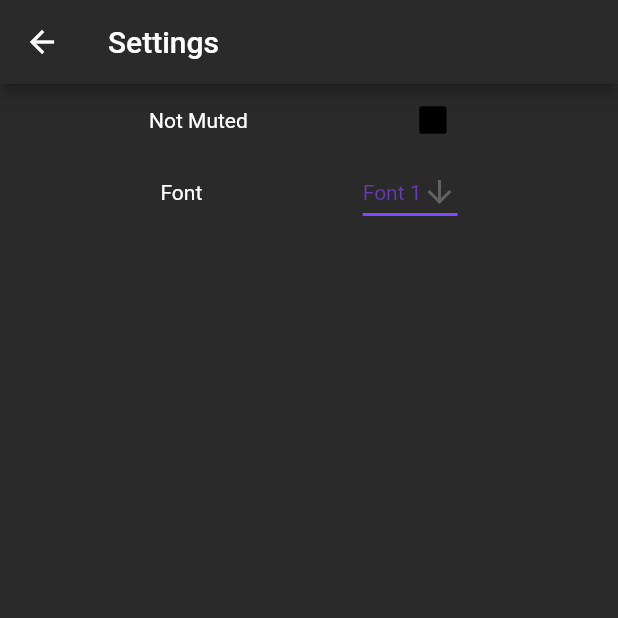
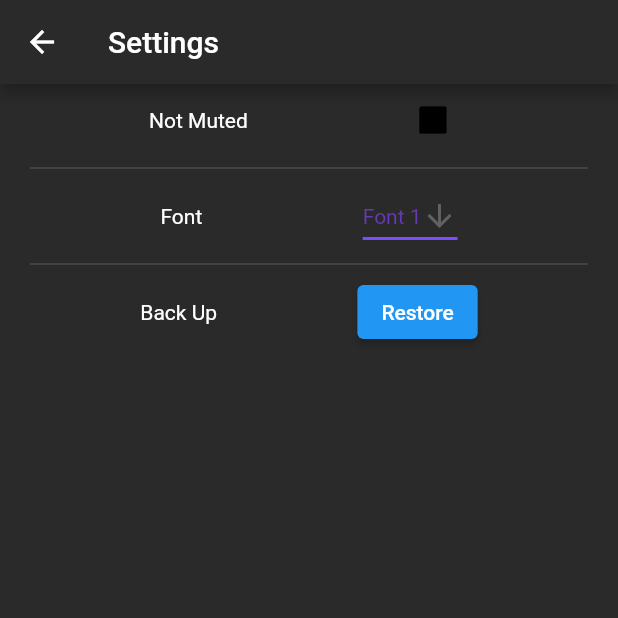
Before and after one commit to Hanssel36/KanaVocab, a Flutter app: the screen it shows after launch, after a tap on "Hiragana き", after a tap on the "settings" icon, on a phone screen of 412 x 824 dp, the top half of it. Run offline on Flutter 3.47's test engine with Material 2 defaults, Android fonts, the phone set to English and light mode, and no system bars; our stand-ins replace flutter_riverpod, go_router, hive, hive_flutter, permission_handler, tuple; accounts and stored records are empty.

Commit message:
backUpFeature

```diff
--- a/lib/data/flashcardDB.dart
+++ b/lib/data/flashcardDB.dart
@@ -1,3 +1,4 @@
+import 'dart:convert';
 import 'package:hirikana/models/flashcardmodel.dart';
 import 'package:hive/hive.dart';
 import 'package:tuple/tuple.dart';
@@ -9,14 +10,15 @@ class FlashCardsDB {
 
   final _myBox = Hive.box('myBox');
 
-  // Load the data from the database
   void loadData() {
     Map<dynamic, dynamic> dataFromHive = _myBox.get("FLASHCARD");
 
     if (dataFromHive != null) {
       // Convert Tuple2Adapter keys back to Tuple2 and cast the types
       dataFromHive.forEach((key, value) {
-        viewcardsDB[(key as Tuple2Adapter).toTuple()] =
+        String jsonString = json.encode(key);
+        Map<String, dynamic> jsonMap = json.decode(jsonString);
+        viewcardsDB[Tuple2Adapter.fromJson(jsonMap).toTuple()] =
             value.cast<FlashcardModel>();
       });
     }
--- a/lib/screens/settings.dart
+++ b/lib/screens/settings.dart
@@ -2,7 +2,7 @@ import 'package:flutter/material.dart';
 import 'package:go_router/go_router.dart';
 import 'package:hirikana/utils/colors.dart';
 import '../../my_route.dart';
-
+import 'package:hirikana/services/hive_backup.dart';
 // class SettingsScreen extends StatelessWidget {
 //   const SettingsScreen({super.key});
 
@@ -32,9 +32,35 @@ class SettingsScreen extends StatelessWidget {
             icon: const Icon(Icons.arrow_back),
           ),
         ),
-        body: Column(children: const [
+        body: Column(children: [
           MuteBox(),
+          Divider(
+            thickness: 0.5,
+            indent: 20,
+            endIndent: 20,
+            color: Colors.white30,
+          ),
           FontSelector(),
+          Divider(
+            thickness: 0.5,
+            indent: 20,
+            endIndent: 20,
+            color: Colors.white30,
+          ),
+          Row(
+            mainAxisAlignment: MainAxisAlignment.spaceEvenly,
+            children: [
+              Text(
+                "Back Up",
+                style: TextStyle(color: Colors.white),
+              ),
+              ElevatedButton(
+                  onPressed: () async {
+                    await restoreHiveBox('myBox');
+                  },
+                  child: Text("Restore"))
+            ],
+          )
         ]),
       ),
     );
--- a/pubspec.yaml
+++ b/pubspec.yaml
@@ -42,6 +42,7 @@ dependencies:
   sqflite: ^2.2.6
   flutter_launcher_icons: ^0.12.0
   hive: ^2.2.3
+  permission_handler: ^10.2.0
 
 dev_dependencies:
   flutter_test:
```
Also changed, not shown: lib/models/flashcardmodel.dart (+22 -0 lines), lib/models/tuple2_adapter.dart (+22 -1 lines), lib/screens/SetsScreen.dart (+39 -29 lines), lib/services/hive_backup.dart (added, +112 -0 lines), pubspec.lock, 4 other files.
